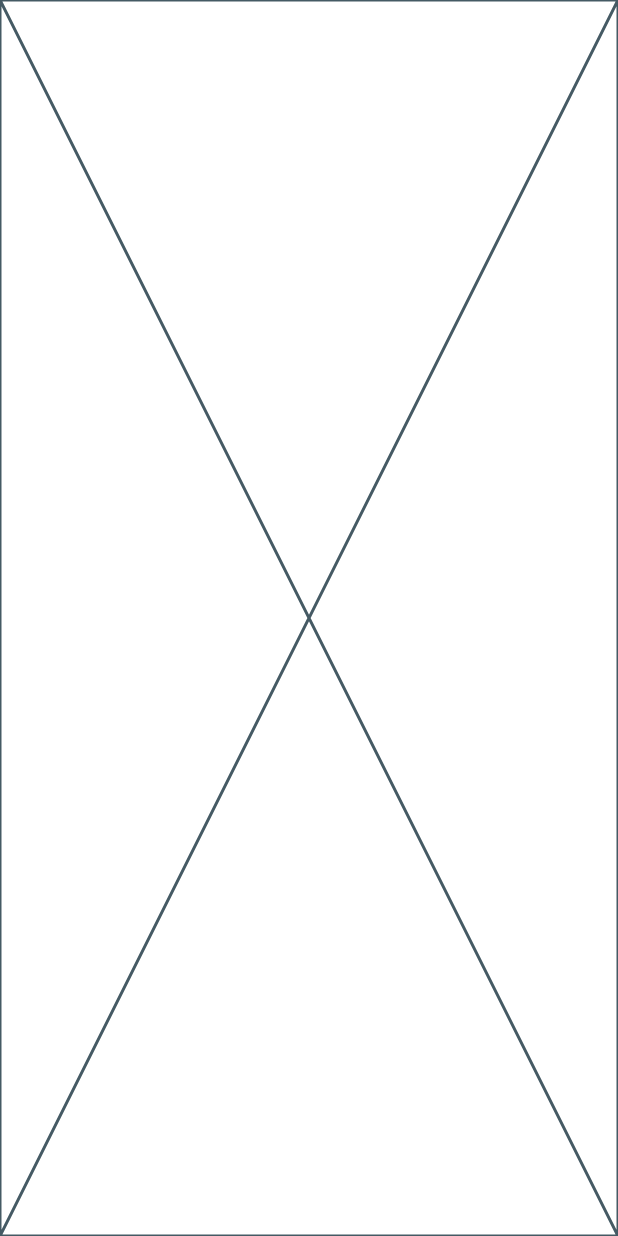
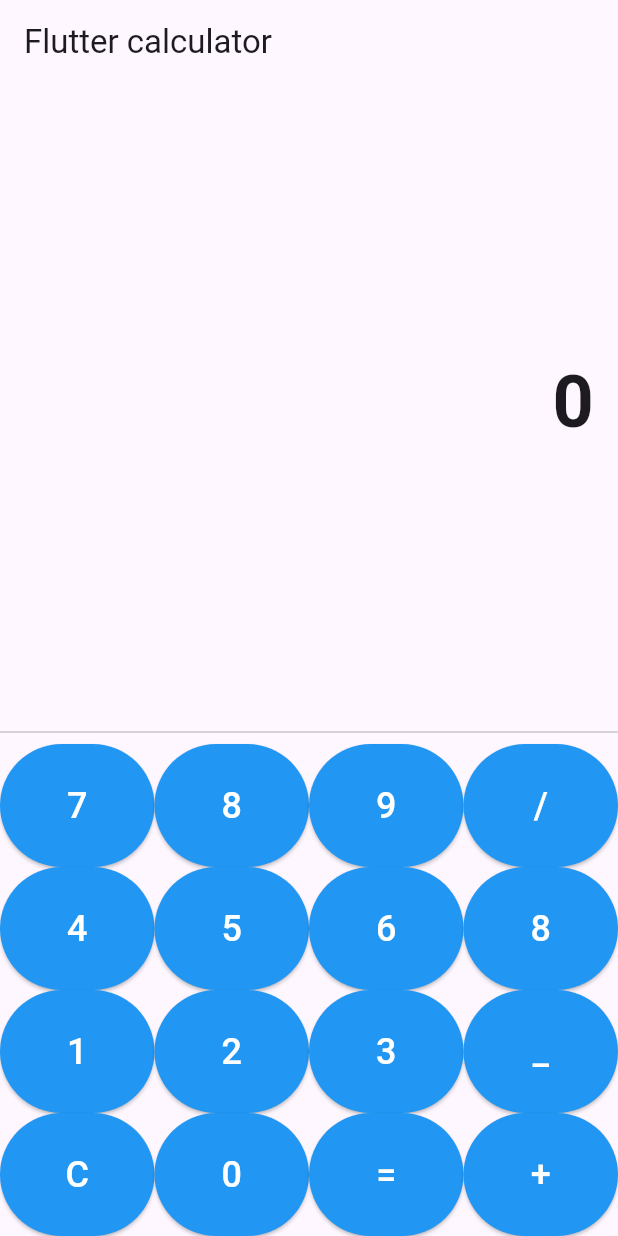
Before and after one commit to RameshMailan/Simple-Calculator, a Flutter app: the screen it shows after launch, on a phone screen of 412 x 824 dp. Run offline on Flutter 3.47's test engine with Material 3 defaults, Android fonts, the phone set to English and light mode, and no system bars.

Commit message:
basic one

```diff
--- a/lib/main.dart
+++ b/lib/main.dart
@@ -1,7 +1,7 @@
 import 'package:flutter/material.dart';
 
 void main() {
-  runApp(MyApp());
+  runApp(const MyApp());
 }
 
 class MyApp extends StatelessWidget {
@@ -14,7 +14,7 @@ class MyApp extends StatelessWidget {
       theme: ThemeData(
         primarySwatch: Colors.blue,
       ),
-      home: CalculatorScreen(),
+      home: const CalculatorScreen(),
     );
   }
 }
@@ -27,8 +27,130 @@ class CalculatorScreen extends StatefulWidget {
 }
 
 class _CalculatorScreenState extends State<CalculatorScreen> {
+  String _displayText = "0";
+  String _previousText = "";
+  String _operation = "";
+
+  void _onButtonPressed(String text) {
+    setState(() {
+      if (text == "C") {
+        _displayText = "0";
+        _previousText = "";
+        _operation = "";
+      } else if (text == "=") {
+        _calculateResult();
+      } else if (text == "+" || text == "-" || text == "*" || text == "/") {
+        _previousText = _displayText;
+        _operation = text;
+        _displayText = "0";
+      } else {
+        if (_displayText == "0") {
+          _displayText = text;
+        } else {
+          _displayText += text;
+        }
+      }
+    });
+  }
+
+  void _calculateResult() {
+    double num1 = double.parse(_previousText);
+    double num2 = double.parse(_displayText);
+    double result;
+
+    switch (_operation) {
+      case "+":
+        result = num1 + num2;
+        break;
+      case "-":
+        result = num1 - num2;
+        break;
+      case "*":
+        result = num1 * num2;
+        break;
+      case "/":
+        result = num1 / num2;
+        break;
+      default:
+        result = 0;
+    }
+    _displayText = result.toString();
+    _previousText = "";
+    _operation = "";
+  }
+
   @override
   Widget build(BuildContext context) {
-    return const Placeholder();
+    return Scaffold(
+      appBar: AppBar(
+        title: const Text("Flutter calculator"),
+      ),
+      body: Column(
+        mainAxisAlignment: MainAxisAlignment.end,
+        children: [
+          Expanded(
+            child: Container(
+              padding: const EdgeInsets.all(16),
+              alignment: Alignment.centerRight,
+              child: Text(
+                _displayText,
+                style:
+                    const TextStyle(fontSize: 48, fontWeight: FontWeight.bold),
+              ),
+            ),
+          ),
+          const Divider(),
+          Row(
+            children: [
+              _buildButton("7"),
+              _buildButton("8"),
+              _buildButton("9"),
+              _buildButton("/"),
+            ],
+          ),
+          Row(
+            children: [
+              _buildButton("4"),
+              _buildButton("5"),
+              _buildButton("6"),
+              _buildButton("8"),
+            ],
+          ),
+          Row(
+            children: [
+              _buildButton("1"),
+              _buildButton("2"),
+              _buildButton("3"),
+              _buildButton("_"),
+            ],
+          ),
+          Row(
+            children: [
+              _buildButton("C"),
+              _buildButton("0"),
+              _buildButton("="),
+              _buildButton("+"),
+            ],
+          ),
+        ],
+      ),
+    );
+  }
+
+  Widget _buildButton(String text) {
+    return Expanded(
+      child: ElevatedButton(
+        onPressed: () => _onButtonPressed(text),
+        style: ElevatedButton.styleFrom(
+          foregroundColor: Colors.white,
+          padding: const EdgeInsets.all(24),
+          backgroundColor: Colors.blue,
+        ),
+        child: Text(
+          text,
+          style: const TextStyle(fontSize: 24),
+        ),
+      ),
+    );
   }
 }
```
